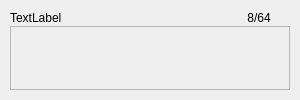
Before: the Qt Designer form word_game/modules/gui/server_room_list_item.ui in LiquidIce64/ORIS-tasks, drawn with Qt 5.
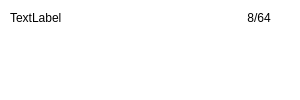
After: the same form once the commit is applied. Icons and pictures are not drawn.

Commit message: embedded new style into ui files

```diff
--- a/word_game/modules/gui/server_room_list_item.ui
+++ b/word_game/modules/gui/server_room_list_item.ui
@@ -13,6 +13,15 @@
   <property name="windowTitle">
    <string>Form</string>
   </property>
+  <property name="styleSheet">
+   <string notr="true">#ServerRoomListItem {
+	background-color: white;
+	border-radius: 10px;
+}
+
+QLabel {background: transparent}
+QFrame {background: transparent}</string>
+  </property>
   <layout class="QGridLayout" name="layout_room_list_item">
    <property name="leftMargin">
     <number>10</number>
```
The commit also changes 28 other files.
